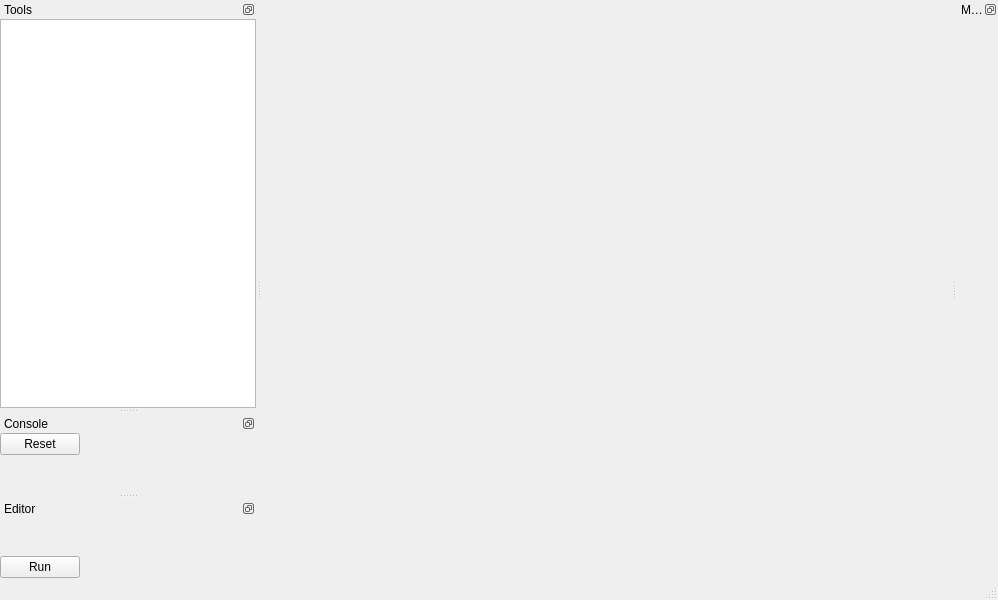
This is ui/main_window.ui in yudhastyawan/QuakeSee as Qt 5 draws it before an edit. The edited form follows.
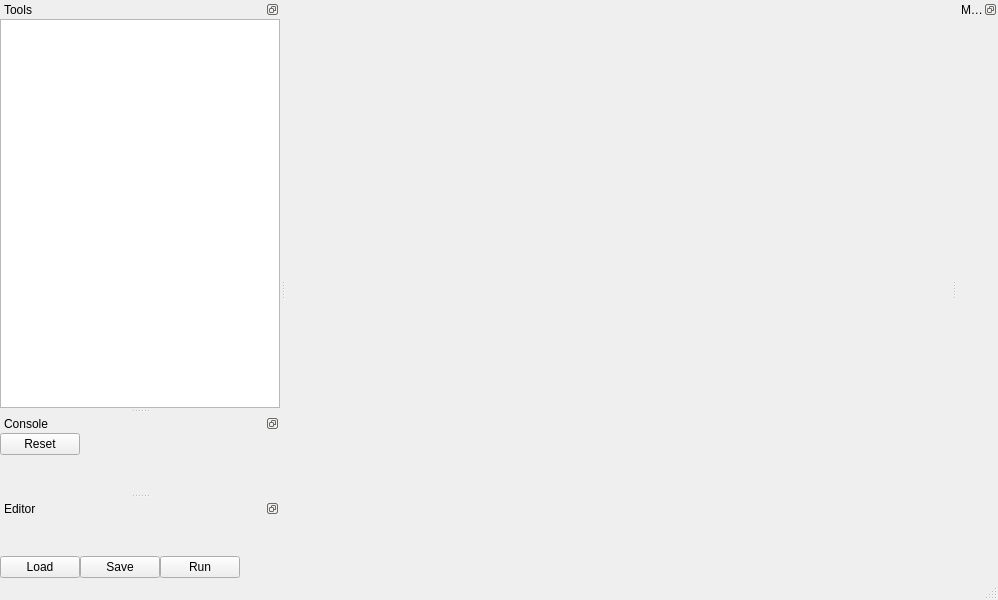
This is the edited form. Custom widgets are drawn as their Qt base class.

Commit message: add load data stations & fixing bug on picking

Diff of the .ui file:
```diff
--- a/ui/main_window.ui
+++ b/ui/main_window.ui
@@ -294,6 +294,20 @@
        <property name="spacing">
         <number>0</number>
        </property>
+       <item>
+        <widget class="QPushButton" name="btn_load_py">
+         <property name="text">
+          <string>Load</string>
+         </property>
+        </widget>
+       </item>
+       <item>
+        <widget class="QPushButton" name="btn_save_py">
+         <property name="text">
+          <string>Save</string>
+         </property>
+        </widget>
+       </item>
        <item>
         <widget class="QPushButton" name="btn_run">
          <property name="text">
@@ -359,6 +373,12 @@
    <header>widgets.codeeditor</header>
    <container>1</container>
   </customwidget>
+  <customwidget>
+   <class>LoadDataStations</class>
+   <extends>QWidget</extends>
+   <header>main_widgets.load_data_stations</header>
+   <container>1</container>
+  </customwidget>
  </customwidgets>
  <resources/>
  <connections>
```
Left out of the diff: 37 changed lines with no effect on the pictures. The commit also changes 9 other files.
